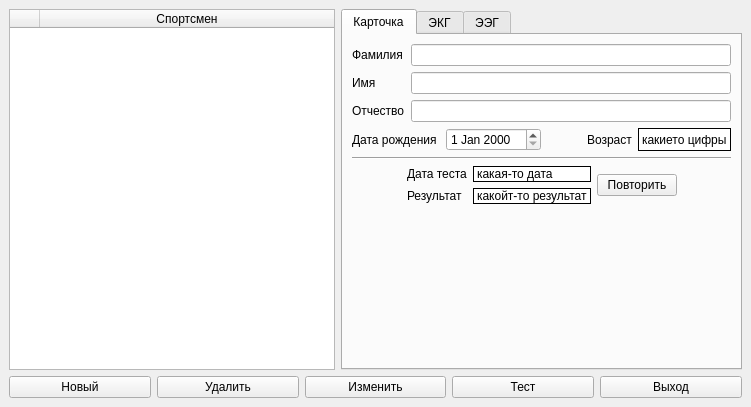
Before: the Qt Designer form gui/design.ui in egorguslyan/kvantoriada, drawn with Qt 5.
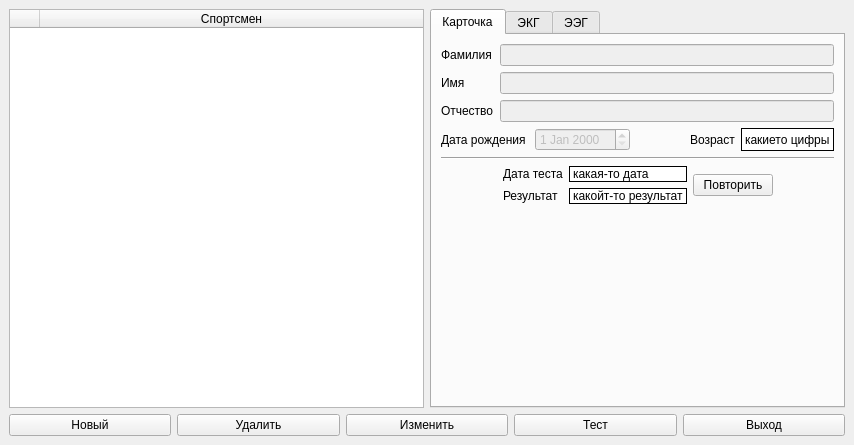
After: the same form once the commit is applied.

The edit to the form file:
```diff
--- a/gui/design.ui
+++ b/gui/design.ui
@@ -2,12 +2,15 @@
 <ui version="4.0">
  <class>MainWindow</class>
  <widget class="QMainWindow" name="MainWindow">
+  <property name="enabled">
+   <bool>true</bool>
+  </property>
   <property name="geometry">
    <rect>
     <x>0</x>
     <y>0</y>
-    <width>751</width>
-    <height>407</height>
+    <width>854</width>
+    <height>445</height>
    </rect>
   </property>
   <property name="windowTitle">
@@ -75,7 +78,11 @@
              </widget>
             </item>
             <item row="0" column="1">
-             <widget class="QLineEdit" name="secondNameEdit"/>
+             <widget class="QLineEdit" name="secondNameEdit">
+              <property name="enabled">
+               <bool>false</bool>
+              </property>
+             </widget>
             </item>
             <item row="1" column="0">
              <widget class="QLabel" name="nameLable">
@@ -85,7 +92,11 @@
              </widget>
             </item>
             <item row="1" column="1">
-             <widget class="QLineEdit" name="nameEdit"/>
+             <widget class="QLineEdit" name="nameEdit">
+              <property name="enabled">
+               <bool>false</bool>
+              </property>
+             </widget>
             </item>
             <item row="2" column="0">
              <widget class="QLabel" name="middleNameLable">
@@ -95,7 +106,11 @@
              </widget>
             </item>
             <item row="2" column="1">
-             <widget class="QLineEdit" name="middleNameEdit"/>
+             <widget class="QLineEdit" name="middleNameEdit">
+              <property name="enabled">
+               <bool>false</bool>
+              </property>
+             </widget>
             </item>
            </layout>
           </item>
@@ -109,7 +124,11 @@
              </widget>
             </item>
             <item>
-             <widget class="QDateEdit" name="birthdayEdit"/>
+             <widget class="QDateEdit" name="birthdayEdit">
+              <property name="enabled">
+               <bool>false</bool>
+              </property>
+             </widget>
             </item>
             <item>
              <spacer name="horizontalSpacer">
```
Left out of the diff: 34 changed lines with no effect on the pictures.
